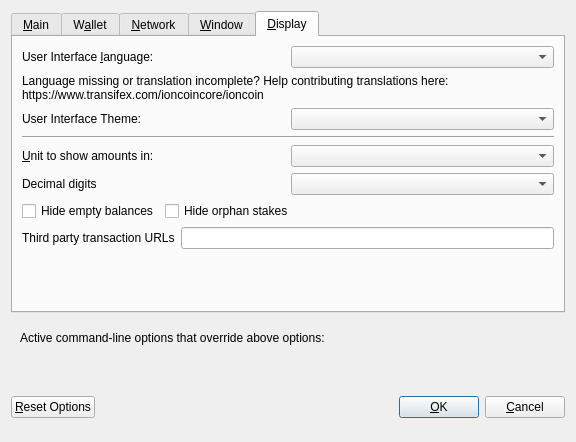
Old version of the form src/qt/forms/optionsdialog.ui in the repository ckti-gitian-ion/ion.
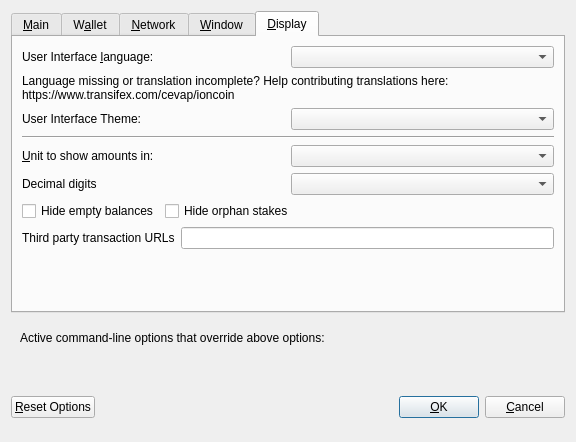
New version of the form. Custom widgets are drawn as their Qt base class.

Diff of the .ui file:
```diff
--- a/src/qt/forms/optionsdialog.ui
+++ b/src/qt/forms/optionsdialog.ui
@@ -524,7 +524,7 @@
          </property>
          <property name="text">
           <string>Language missing or translation incomplete? Help contributing translations here:
-https://www.transifex.com/ioncoincore/ioncoin</string>
+https://www.transifex.com/cevap/ioncoin</string>
          </property>
          <property name="wordWrap">
           <bool>true</bool>
```
